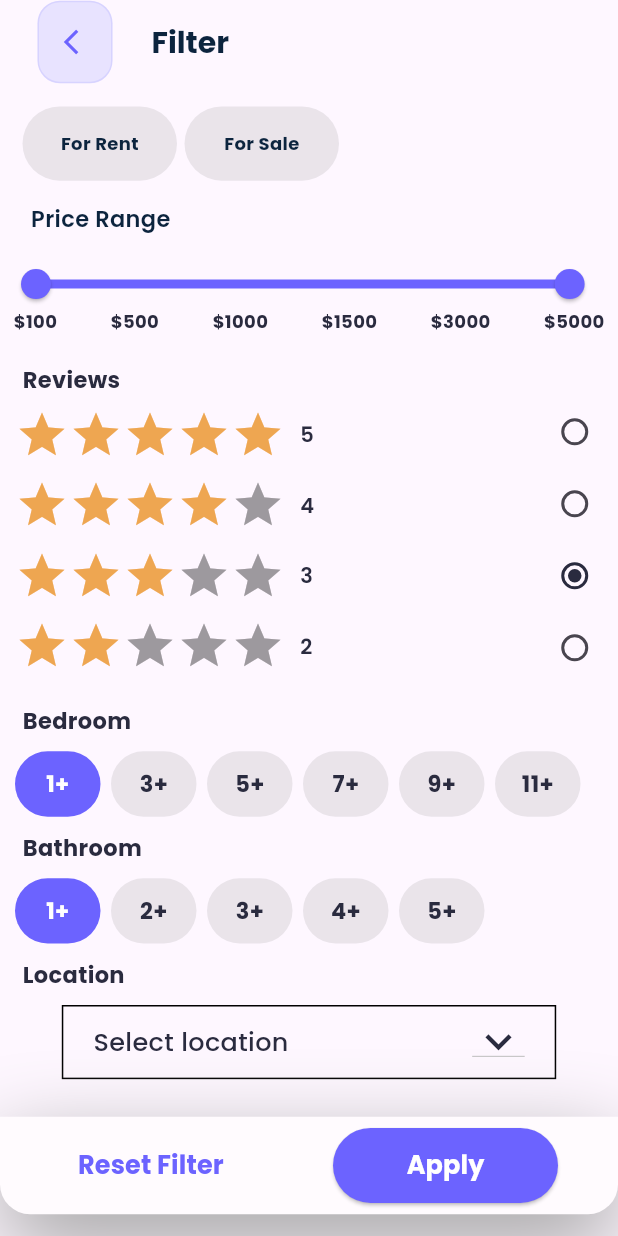
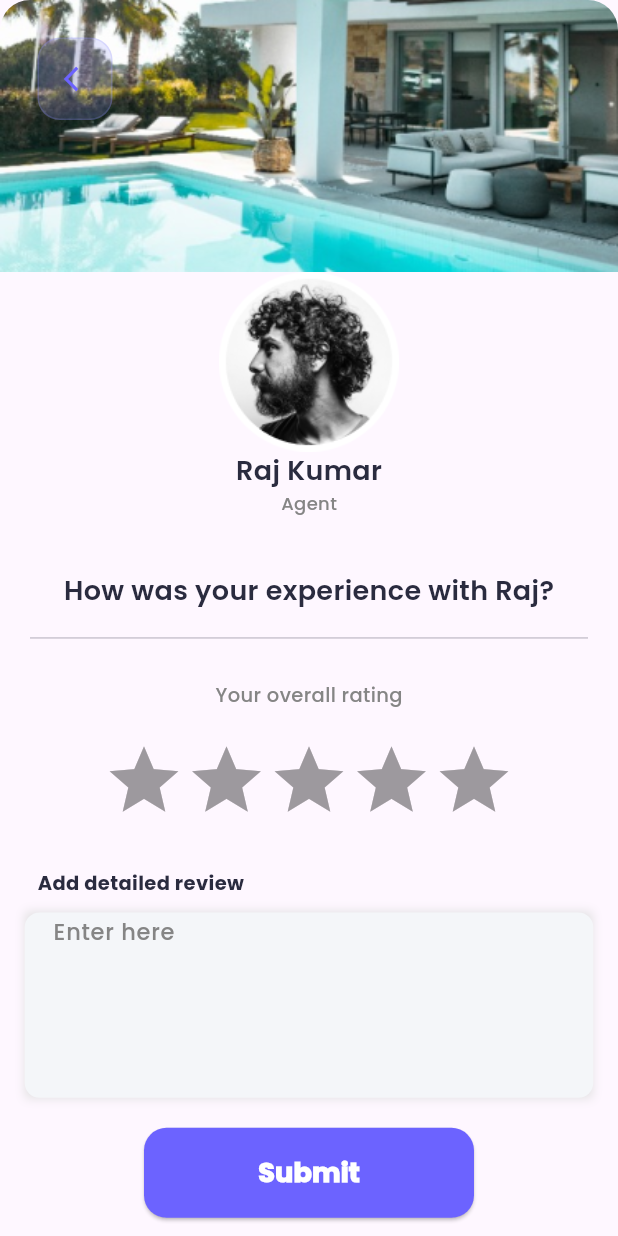
Before and after one commit to ayafathy1/Homefinder1, a Flutter app: the screen it shows after launch, on a phone screen of 412 x 824 dp. Run offline on Flutter 3.47's test engine with Material 3 defaults, Android fonts, the phone set to English and light mode, and no system bars; drawn by our look-alikes of flutter_rating_bar; our stand-ins replace animated_splash_screen, get, syncfusion_flutter_sliders; missing offline and left inert: flutter_arc_text, splash_view.

Commit message:
create add review screen

```diff
--- /dev/null
+++ b/homefinder1/lib/Screens/add_review/add_review_screen.dart
@@ -0,0 +1,198 @@
+import 'package:flutter/cupertino.dart';
+import 'package:flutter/material.dart';
+import 'package:flutter_rating_bar/flutter_rating_bar.dart';
+import 'package:get/get.dart';
+import 'package:homefinder1/Widget/custom_arrow_back.dart';
+import 'package:homefinder1/utilities/colors.dart';
+import 'package:homefinder1/utilities/constants.dart';
+
+import '../../Widget/custom_elevated_button_widget.dart';
+
+class AddReviewScreen extends StatelessWidget {
+  const AddReviewScreen({super.key});
+
+  @override
+  Widget build(BuildContext context) {
+    return Scaffold(
+      body: SingleChildScrollView(
+          child: Column(
+        children: [
+          Container(
+            padding: EdgeInsets.only(top: 25),
+            height: Get.height * 0.22,
+            width: Get.width,
+            child: Column(
+              crossAxisAlignment: CrossAxisAlignment.start,
+              mainAxisAlignment: MainAxisAlignment.start,
+              children: [
+                CustomArrowBack(),
+              ],
+            ),
+            decoration: BoxDecoration(
+                borderRadius: BorderRadius.only(
+                    topLeft: Radius.circular(20),
+                    topRight: Radius.circular(20)),
+                image: DecorationImage(
+                    image: AssetImage("lib/assets/images/reviewHouse.png"),
+                    fit: BoxFit.fill)),
+          ),
+          Center(
+            child: Container(
+              height: 120,
+              width: 120,
+              child: Image(
+                image: AssetImage("lib/assets/images/profileAddReview.png"),
+                fit: BoxFit.fill,
+              ),
+            ),
+          ),
+          Center(
+            child: Text(
+              "Raj Kumar",
+              style: TextStyle(
+                  fontFamily: kRegularFont,
+                  fontSize: 18,
+                  fontWeight: FontWeight.w600,
+                  color: kVeryDarkBlueColor),
+            ),
+          ),
+          Container(
+            height: 80,
+            child: Column(
+              mainAxisAlignment: MainAxisAlignment.spaceBetween,
+              children: [
+                Center(
+                  child: Container(
+                    child: Center(
+                      child: Text(
+                        "Agent",
+                        style: TextStyle(
+                            fontSize: 12,
+                            fontFamily: kRegularFont,
+                            fontWeight: FontWeight.w500,
+                            color: kGreyColor),
+                      ),
+                    ),
+                  ),
+                ),
+                Text(
+                  "How was your experience with Raj?",
+                  style: TextStyle(
+                      fontFamily: kRegularFont,
+                      color: kVeryDarkBlueColor,
+                      fontWeight: FontWeight.w600,
+                      fontSize: 18),
+                ),
+              ],
+            ),
+          ),
+          Padding(
+            padding: const EdgeInsets.only(left: 20.0, right: 20, top: 10),
+            child: Divider(),
+          ),
+          Container(
+            height: 60,
+            child: Center(
+              child: Text(
+                "Your overall rating",
+                style: TextStyle(
+                    color: kGreyColor,
+                    fontSize: 13,
+                    fontWeight: FontWeight.w500,
+                    fontFamily: kRegularFont),
+              ),
+            ),
+          ),
+          Center(
+            child: RatingBar.builder(
+              initialRating: 0,
+              minRating: 1,
+              direction: Axis.horizontal,
+              allowHalfRating: true,
+              itemCount: 5,
+              itemSize: 55,
+              itemBuilder: (context, _) => const Icon(
+                Icons.star,
+                color: Color(0xffEEA651),
+              ),
+              onRatingUpdate: (rating) {
+                print(rating);
+              },
+            ),
+          ),
+          Container(
+            padding: EdgeInsets.only(left: 25),
+            height: 50,
+            child: Row(
+              crossAxisAlignment: CrossAxisAlignment.end,
+              mainAxisAlignment: MainAxisAlignment.start,
+              children: [
+                Text(
+                  "Add detailed review",
+                  style: TextStyle(
+                      color: kVeryDarkBlueColor,
+                      fontFamily: kRegularFont,
+                      fontWeight: FontWeight.w700,
+                      fontSize: 13),
+                ),
+              ],
+            ),
+          ),
+          Container(
+            margin: EdgeInsets.only(top: 10),
+            height: Get.height * 0.15,
+            width: Get.width * 0.92,
+            decoration: BoxDecoration(boxShadow: [
+              BoxShadow(
+                  color: Colors.grey.shade300,
+                  offset: Offset(0, 0),
+                  blurRadius: 5)
+            ]),
+            child: Center(
+                child: TextFormField(
+              textAlignVertical: TextAlignVertical.top,
+              decoration: InputDecoration(
+                  contentPadding:
+                      EdgeInsets.symmetric(vertical: 100.0, horizontal: 15.0),
+                  fillColor: Color(0xffF4F6F9),
+                  filled: true,
+                  hintText: "Enter here",
+                  hintTextDirection: TextDirection.ltr,
+                  hintStyle: TextStyle(
+                      color: kGreyColor,
+                      fontSize: 15,
+                      fontWeight: FontWeight.w500,
+                      fontFamily: kRegularFont),
+                  enabledBorder: OutlineInputBorder(
+                      borderSide: BorderSide(
+                        color: Colors.transparent,
+                      ),
+                      borderRadius: BorderRadius.circular(10))),
+            )),
+          ),
+          Center(
+            child: Container(
+              margin: EdgeInsets.only(top: 20),
+              width: 220,
+              height: 60,
+              child:ElevatedButton(
+
+                onPressed: () {},
+                style: ElevatedButton.styleFrom(
+                  shape: RoundedRectangleBorder(borderRadius: BorderRadius.circular(15)),
+              fixedSize: Size(215,53)
+              ,backgroundColor: kPrimaryColor,
+              ), child: Text("Submit",style:
+              TextStyle(
+                  color: Colors.white,
+                  fontFamily: kRegularFont,
+                  fontWeight: FontWeight.w900,
+                  fontSize: 18),),
+              ),
+            ),
+          )
+        ],
+      )),
+    );
+  }
+}
--- a/homefinder1/lib/main.dart
+++ b/homefinder1/lib/main.dart
@@ -2,6 +2,7 @@ import 'package:flutter/material.dart';
 import 'package:get/get.dart';
 import 'package:homefinder1/Screens/Featured%20Estates/featured_estates.dart';
 import 'package:homefinder1/Screens/SplashScreen/splash_Screen.dart';
+import 'package:homefinder1/Screens/add_review/add_review_screen.dart';
 
 import 'Screens/home/home_screen.dart';
 import 'Screens/search_filter/search_filter_screen.dart';
@@ -20,7 +21,7 @@ class MyApp extends StatelessWidget {
     return GetMaterialApp(
      debugShowCheckedModeBanner: false,
         color: Colors.transparent,
-      home: SearchFilter()
+      home: AddReviewScreen()
     );
   }
 }
```
Also changed, not shown: homefinder1/lib/assets/images/profileAddReview.png (added), homefinder1/lib/assets/images/reviewHouse.png (added), homefinder1/pubspec.lock.
